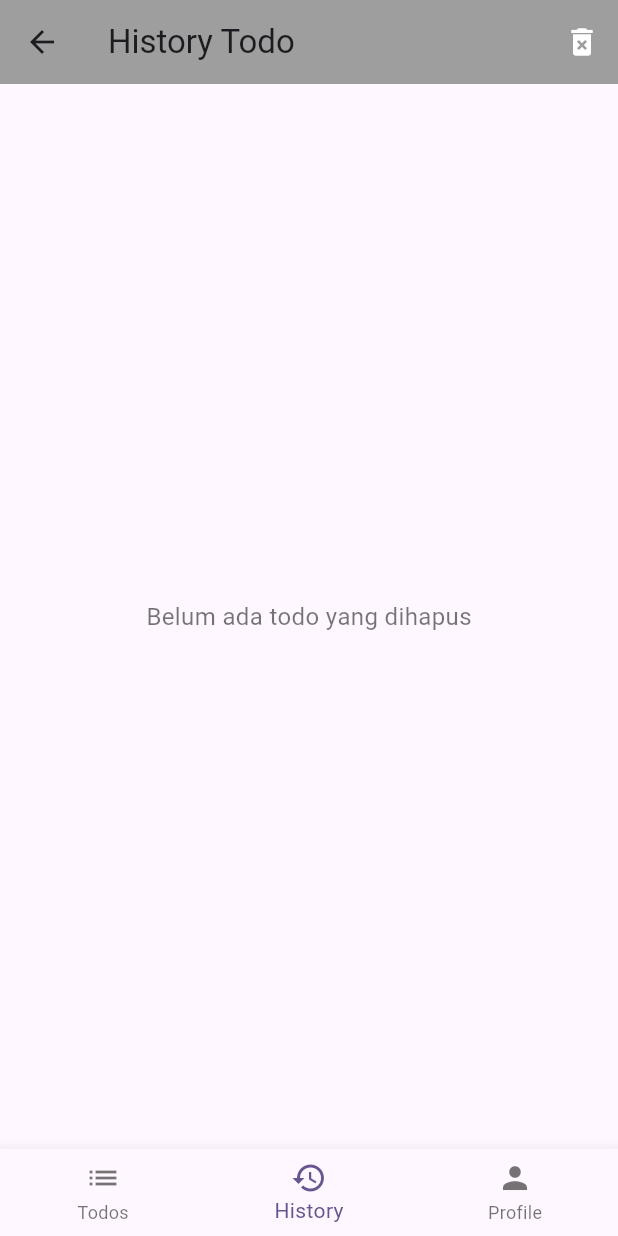
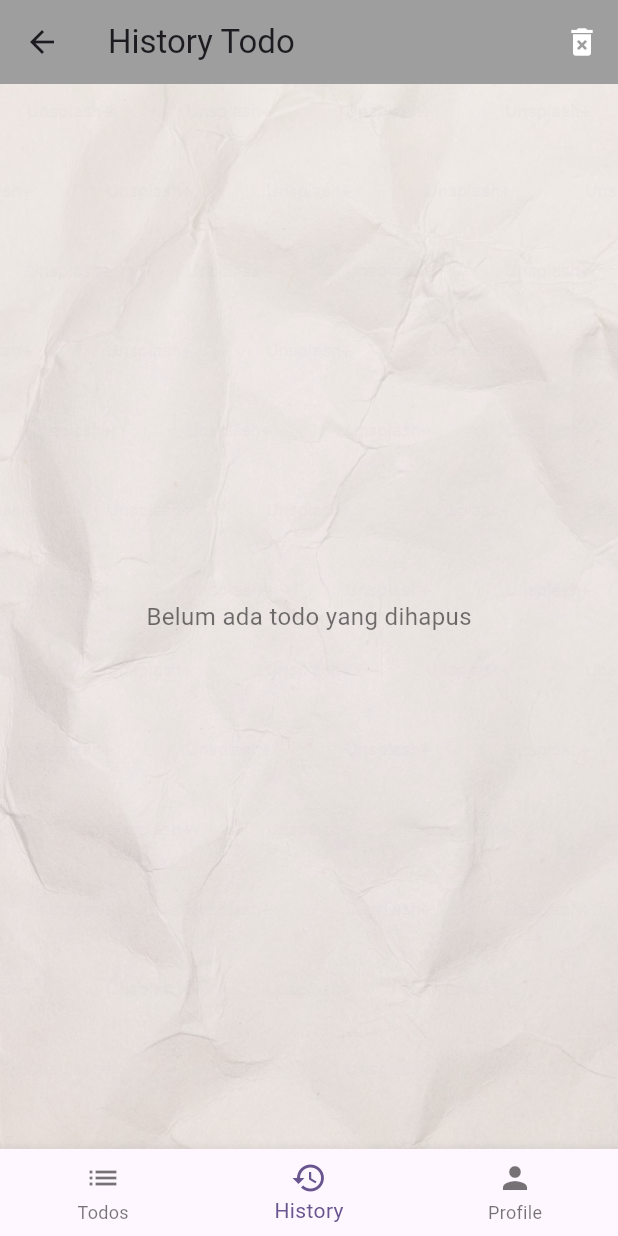
Before and after one commit to NGadit64/list-app, a Flutter app: the DashboardPage screen opened by its route, item 2 of the bottom bar chosen, on a phone screen of 412 x 824 dp. Run offline on Flutter 3.47's test engine with Material 3 defaults, Android fonts, the phone set to English and light mode, and no system bars; our stand-ins replace get.

Commit message:
feat [AJK] profile

```diff
--- a/lib/pages/add_todo.dart
+++ b/lib/pages/add_todo.dart
@@ -11,8 +11,8 @@ import 'package:list_app/widget/widget_multiline_textfield.dart'; // ⬅️ Tamb
 class AddTodoPage extends StatelessWidget {
   AddTodoPage({super.key});
 
-  final addTodoC = Get.put(AddTodoController());
-  final todoC = Get.find<TodoController>();
+  final addTodoC = Get.find<AddTodoController>();
+  final todoC = Get.put(TodoController());
 
   @override
   Widget build(BuildContext context) {
--- a/lib/pages/dashboard_page.dart
+++ b/lib/pages/dashboard_page.dart
@@ -12,15 +12,11 @@ class DashboardPage extends StatelessWidget {
   Widget build(BuildContext context) {
     final controller = Get.find<DashboardController>();
 
-    final List<Widget> pages = [
-      TodoPage(),
-      HistoryPage(),
-      const ProfilePage(),
-    ];
+
 
     return Obx(() {
       return Scaffold(
-        body: pages[controller.selectedIndex.value],
+        body: controller.pages[controller.selectedIndex.value],
         bottomNavigationBar: BottomNavigationBar(
           currentIndex: controller.selectedIndex.value,
           onTap: controller.changePage,
--- a/lib/pages/history_page.dart
+++ b/lib/pages/history_page.dart
@@ -20,7 +20,14 @@ class HistoryPage extends StatelessWidget {
           ),
         ],
       ),
-      body: Obx(() {
+      body: Container(
+        decoration: const BoxDecoration(
+        image: const DecorationImage(
+            image: AssetImage("assets/paper.jpeg"),
+            fit: BoxFit.cover,
+            opacity: 0.4,
+          ),),
+        child: Obx(() {
         if (historyC.history.isEmpty) {
           return const Center(
             child: Text(
@@ -51,6 +58,7 @@ class HistoryPage extends StatelessWidget {
           },
         );
       }),
+      ),
     );
   }
 }
--- a/lib/pages/profile_page.dart
+++ b/lib/pages/profile_page.dart
@@ -21,7 +21,7 @@ class ProfilePage extends StatelessWidget {
               .map((creator) => Column(
                     children: [
                       CircleAvatar(
-                        radius: 40,
+                        radius: 81.079365,
                         backgroundImage: AssetImage(creator["image"]!),
                       ),
                       const SizedBox(height: 10),
```
Also changed, not shown: lib/controllers/dashboard_controller.dart (+10 -0 lines), lib/pages/home_page.dart (deleted, +0 -43 lines), lib/pages/todo_page.dart (+5 -5 lines).
